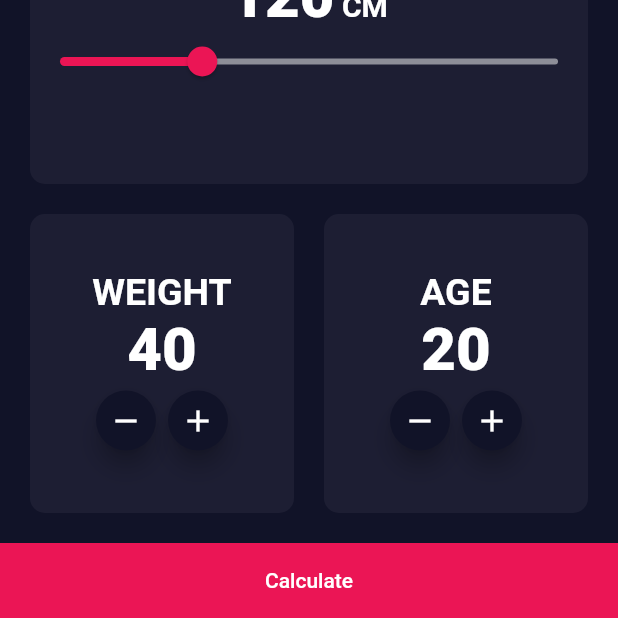
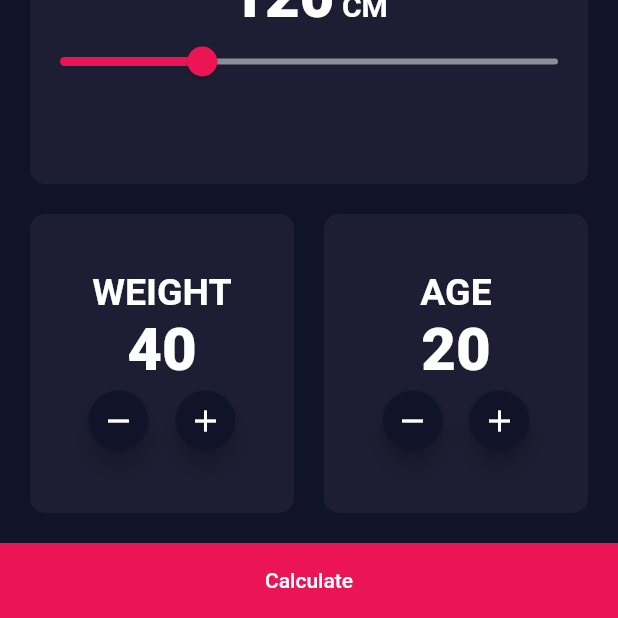
Before and after one commit to MohammadAliOmari/bmi_calculator, a Flutter app: the screen it shows after launch, on a phone screen of 412 x 824 dp, the part 618-1236 px from its top. Run offline on Flutter 3.47's test engine with Material 2 defaults, Android fonts, the phone set to English and light mode, and no system bars.

Commit message:
changd a buttons

```diff
--- a/lib/modules/bmi_home.dart
+++ b/lib/modules/bmi_home.dart
@@ -261,6 +261,9 @@ class _BmiPageState extends State<BmiPage> {
                                   },
                                   child: const Icon(Icons.remove),
                                 ),
+                                const SizedBox(
+                                  width: 10,
+                                ),
                                 FloatingActionButton(
                                   backgroundColor: const Color(0xFF111328),
                                   mini: true,
@@ -324,6 +327,9 @@ class _BmiPageState extends State<BmiPage> {
                                   },
                                   child: const Icon(Icons.remove),
                                 ),
+                                const SizedBox(
+                                  width: 10,
+                                ),
                                 FloatingActionButton(
                                   backgroundColor: const Color(0xFF111328),
                                   mini: true,
@@ -349,6 +355,7 @@ class _BmiPageState extends State<BmiPage> {
               width: heightres > 875 ? 820 : double.infinity,
               color: const Color(0xFFEB1555),
               child: MaterialButton(
+                minWidth: double.infinity,
                 onPressed: () {
                   CalcBmi calc = CalcBmi(height: height, weight: weight);
                   Navigator.push(
--- a/lib/modules/bmi_results.dart
+++ b/lib/modules/bmi_results.dart
@@ -71,6 +71,7 @@ class ResultScreen extends StatelessWidget {
             width: double.infinity,
             color: Color(0xFFEB1555),
             child: MaterialButton(
+              minWidth: double.infinity,
               onPressed: () {
                 Navigator.pop(context);
               },
```
